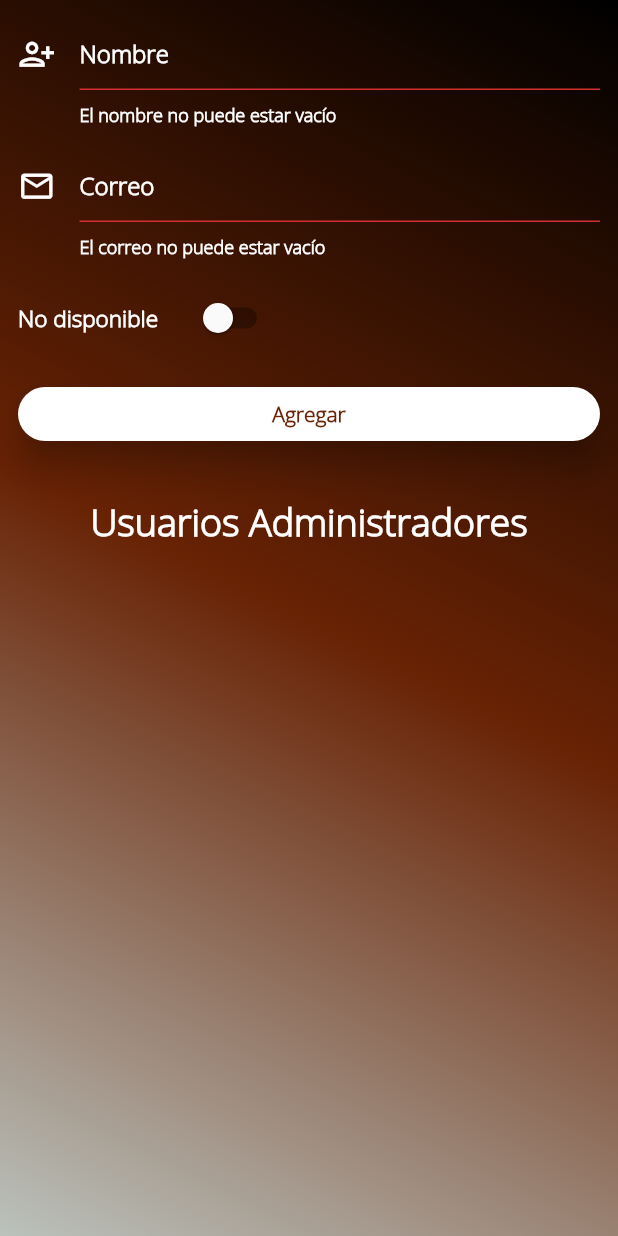
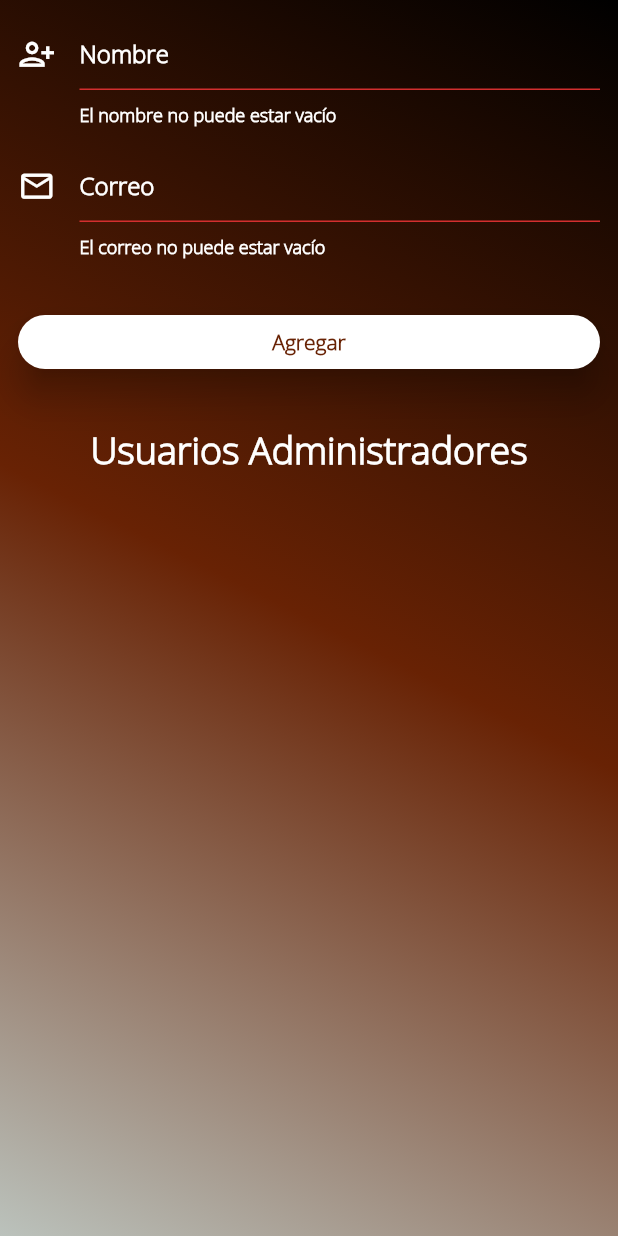
Before and after one commit to bdgv11/BarberShopApp, a Flutter app: the AdminUsers screen opened directly, after a tap on "Agregar", on a phone screen of 412 x 824 dp. Run offline on Flutter 3.47's test engine with Material 2 defaults, Android fonts, the phone set to English and light mode, and no system bars; our stand-ins replace animate_do, cloud_firestore, firebase_auth, firebase_core, firebase_storage, google_fonts and 4 more; accounts and stored records are empty.

Commit message:
Modifying more styles

```diff
--- a/barber/lib/feature_cruds/models/admin.dart
+++ b/barber/lib/feature_cruds/models/admin.dart
@@ -1,14 +1,11 @@
 class Administrador {
   String correo;
   String nombre;
-  bool habilitado;
 
-  Administrador(
-      {required this.correo, required this.nombre, required this.habilitado});
+  Administrador({required this.correo, required this.nombre});
 
   Map<String, dynamic> toJson() => {
         "nombre": nombre,
         "correo": correo,
-        "habilitado": habilitado,
       };
 }
--- a/barber/lib/feature_cruds/widgets/admin.dart
+++ b/barber/lib/feature_cruds/widgets/admin.dart
@@ -18,7 +18,7 @@ class _AdminUsersState extends State<AdminUsers> {
   final _nameFieldController = TextEditingController();
   final _emailFieldController = TextEditingController();
   bool _processing = false;
-  bool _disponible = false;
+  final bool _disponible = false;
 
   @override
   Widget build(BuildContext context) {
@@ -80,7 +80,7 @@ class _AdminUsersState extends State<AdminUsers> {
                           ),
                         ),
                         const Padding(padding: EdgeInsets.all(8)),
-                        Row(
+                        /*Row(
                           children: [
                             Text(
                               _disponible ? 'Disponible' : 'No disponible',
@@ -97,7 +97,7 @@ class _AdminUsersState extends State<AdminUsers> {
                               },
                             ),
                           ],
-                        ),
+                        ),*/
                         const Padding(padding: EdgeInsets.all(8)),
                         _processing
                             ? const CircularProgressIndicator()
@@ -122,10 +122,9 @@ class _AdminUsersState extends State<AdminUsers> {
                                           });
 
                                           final admin = Administrador(
-                                              nombre: _nameFieldController.text,
-                                              correo:
-                                                  _emailFieldController.text,
-                                              habilitado: _disponible);
+                                            nombre: _nameFieldController.text,
+                                            correo: _emailFieldController.text,
+                                          );
 
                                           final jsonData = admin.toJson();
 
@@ -139,7 +138,6 @@ class _AdminUsersState extends State<AdminUsers> {
                                             _processing = false;
                                             _nameFieldController.clear();
                                             _emailFieldController.clear();
-                                            _disponible = false;
                                           });
                                         }
                                       },
--- a/barber/lib/feature_cruds/widgets/admin_list.dart
+++ b/barber/lib/feature_cruds/widgets/admin_list.dart
@@ -21,7 +21,7 @@ class _AdminUserListState extends State<AdminUserList> {
       child: StreamBuilder(
         stream: FirebaseFirestore.instance
             .collection('Administrador')
-            .where('habilitado', isEqualTo: true)
+            .orderBy('nombre')
             .snapshots(),
         builder: (BuildContext context, AsyncSnapshot<QuerySnapshot> snapshot) {
           if (snapshot.connectionState == ConnectionState.waiting) {
--- a/barber/lib/feature_cruds/widgets/service_crud.dart
+++ b/barber/lib/feature_cruds/widgets/service_crud.dart
@@ -137,7 +137,7 @@ class _ProductServiceCrudState extends State<ProductServiceCrud> {
                             ),
                           ],
                         ),
-                        const Padding(padding: EdgeInsets.all(12)),
+                        const Padding(padding: EdgeInsets.all(8)),
                         TextFormField(
                           style: myTextFieldStyle,
                           maxLength: 23,
@@ -147,7 +147,7 @@ class _ProductServiceCrudState extends State<ProductServiceCrud> {
                           focusNode: _focusName,
                           cursorColor: Colors.white,
                           decoration: InputDecoration(
-                            prefixIcon: const Icon(
+                            icon: const Icon(
                               Icons.paste_outlined,
                               size: 25,
                               color: Colors.white,
@@ -160,7 +160,7 @@ class _ProductServiceCrudState extends State<ProductServiceCrud> {
                             hintStyle: myHintStyle,
                           ),
                         ),
-                        const Padding(padding: EdgeInsets.all(12)),
+                        const Padding(padding: EdgeInsets.all(8)),
                         TextFormField(
                           keyboardType: TextInputType.number,
                           style: myTextFieldStyle,
--- a/barber/lib/utils/general.dart
+++ b/barber/lib/utils/general.dart
@@ -48,6 +48,12 @@ TextStyle myShowDialogStyle = const TextStyle(
   fontSize: 20,
 );
 
+TextStyle myShowDialogContentStyle = const TextStyle(
+  fontFamily: 'OpenSans',
+  fontWeight: FontWeight.w900,
+  fontSize: 15,
+);
+
 TextStyle myDrawerListStyle = const TextStyle(
   fontFamily: 'OpenSans',
   fontWeight: FontWeight.w900,
```
Also changed, not shown: barber/lib/feature_daily_appointment/screens/daily_appointment.dart (+9 -9 lines).
